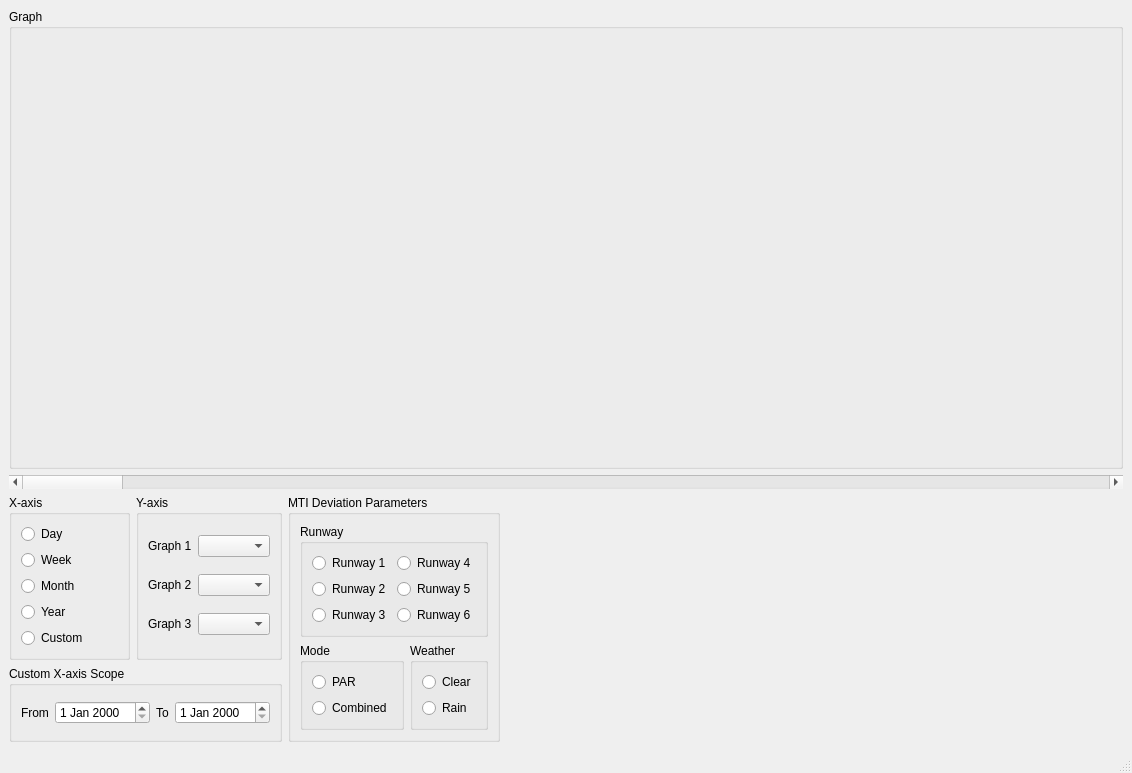
Before: the Qt Designer form resources/ui_resultswindow.ui in komministern/gca_analysis_tool, drawn with Qt 5.
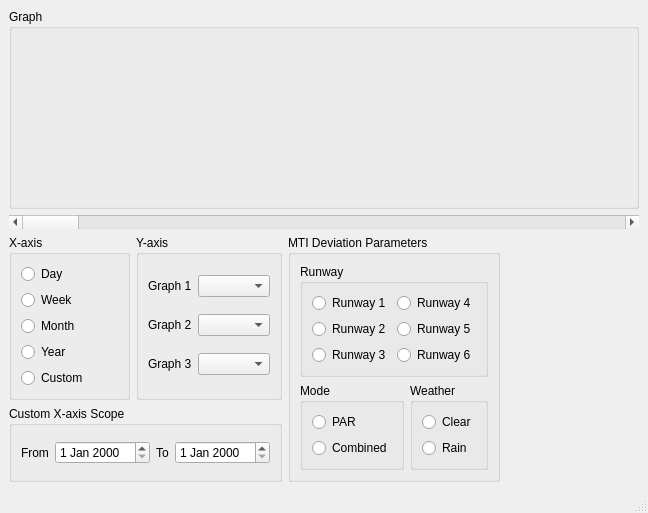
After: the same form once the commit is applied. Custom widgets are drawn as their Qt base class.

```diff
--- a/resources/ui_resultswindow.ui
+++ b/resources/ui_resultswindow.ui
@@ -6,10 +6,16 @@
    <rect>
     <x>0</x>
     <y>0</y>
-    <width>1132</width>
-    <height>773</height>
+    <width>643</width>
+    <height>453</height>
    </rect>
   </property>
+  <property name="minimumSize">
+   <size>
+    <width>0</width>
+    <height>0</height>
+   </size>
+  </property>
   <property name="windowTitle">
    <string>MainWindow</string>
   </property>
@@ -23,6 +29,12 @@
         <verstretch>1</verstretch>
        </sizepolicy>
       </property>
+      <property name="minimumSize">
+       <size>
+        <width>600</width>
+        <height>200</height>
+       </size>
+      </property>
       <property name="title">
        <string>Graph</string>
       </property>
@@ -96,7 +108,7 @@
     <item row="2" column="1">
      <widget class="QGroupBox" name="groupBox_4">
       <property name="sizePolicy">
-       <sizepolicy hsizetype="Preferred" vsizetype="Minimum">
+       <sizepolicy hsizetype="Preferred" vsizetype="Preferred">
         <horstretch>0</horstretch>
         <verstretch>0</verstretch>
        </sizepolicy>
@@ -147,7 +159,7 @@
        <item row="1" column="0">
         <widget class="QGroupBox" name="groupBox_7">
          <property name="sizePolicy">
-          <sizepolicy hsizetype="Minimum" vsizetype="Preferred">
+          <sizepolicy hsizetype="Preferred" vsizetype="Preferred">
            <horstretch>0</horstretch>
            <verstretch>0</verstretch>
           </sizepolicy>
@@ -176,7 +188,7 @@
        <item row="1" column="1">
         <widget class="QGroupBox" name="groupBox_8">
          <property name="sizePolicy">
-          <sizepolicy hsizetype="Minimum" vsizetype="Preferred">
+          <sizepolicy hsizetype="Preferred" vsizetype="Preferred">
            <horstretch>0</horstretch>
            <verstretch>0</verstretch>
           </sizepolicy>
```
Left out of the diff: 2 changed lines with no effect on the pictures.
